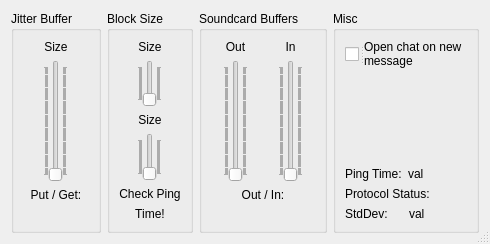
Before: the Qt Designer form src/clientsettingsdlgbase.ui in Daninet/jamulus, drawn with Qt 5.
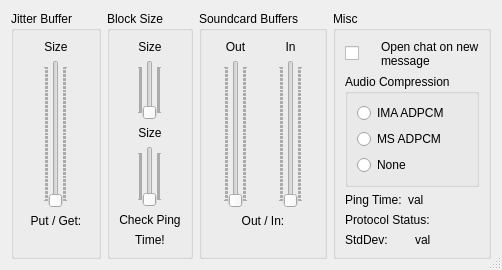
After: the same form once the commit is applied. Icons and pictures are not drawn. Custom widgets are drawn as their Qt base class.

Commit message: finished implementation of different audio compression types: IMA-ADPCM (already available), MS-ADPCM (new), None (new)

What changed in the file:
```diff
--- a/src/clientsettingsdlgbase.ui
+++ b/src/clientsettingsdlgbase.ui
@@ -6,7 +6,7 @@
     <x>0</x>
     <y>0</y>
     <width>443</width>
-    <height>244</height>
+    <height>260</height>
    </rect>
   </property>
   <property name="windowTitle" >
@@ -724,16 +724,22 @@
      </property>
      <layout class="QVBoxLayout" >
       <item>
-       <widget class="QSplitter" name="splitter" >
-        <property name="orientation" >
-         <enum>Qt::Horizontal</enum>
-        </property>
+       <layout class="QHBoxLayout" >
+        <item>
         <widget class="QCheckBox" name="cbOpenChatOnNewMessage" >
          <property name="text" >
           <string/>
          </property>
         </widget>
+        </item>
+        <item>
         <widget class="QLabel" name="label" >
+          <property name="sizePolicy" >
+           <sizepolicy vsizetype="Fixed" hsizetype="Preferred" >
+            <horstretch>0</horstretch>
+            <verstretch>0</verstretch>
+           </sizepolicy>
+          </property>
          <property name="text" >
           <string>Open chat on new message</string>
          </property>
@@ -741,6 +747,37 @@
           <bool>true</bool>
          </property>
         </widget>
+        </item>
+       </layout>
+      </item>
+      <item>
+       <widget class="QGroupBox" name="groupBoxAudioCompressionType" >
+        <property name="title" >
+         <string>Audio Compression</string>
+        </property>
+        <layout class="QVBoxLayout" >
+         <item>
+          <widget class="QRadioButton" name="radioButtonIMA_ADPCM" >
+           <property name="text" >
+            <string>IMA ADPCM</string>
+           </property>
+          </widget>
+         </item>
+         <item>
+          <widget class="QRadioButton" name="radioButtonMS_ADPCM" >
+           <property name="text" >
+            <string>MS ADPCM</string>
+           </property>
+          </widget>
+         </item>
+         <item>
+          <widget class="QRadioButton" name="radioButtonNoAudioCompr" >
+           <property name="text" >
+            <string>None</string>
+           </property>
+          </widget>
+         </item>
+        </layout>
        </widget>
       </item>
       <item>
@@ -750,8 +787,8 @@
         </property>
         <property name="sizeHint" >
          <size>
-          <width>98</width>
-          <height>21</height>
+          <width>116</width>
+          <height>20</height>
          </size>
         </property>
        </spacer>
```
Lines whose indentation alone changed are shown as unchanged. The commit also changes 25 other files.
